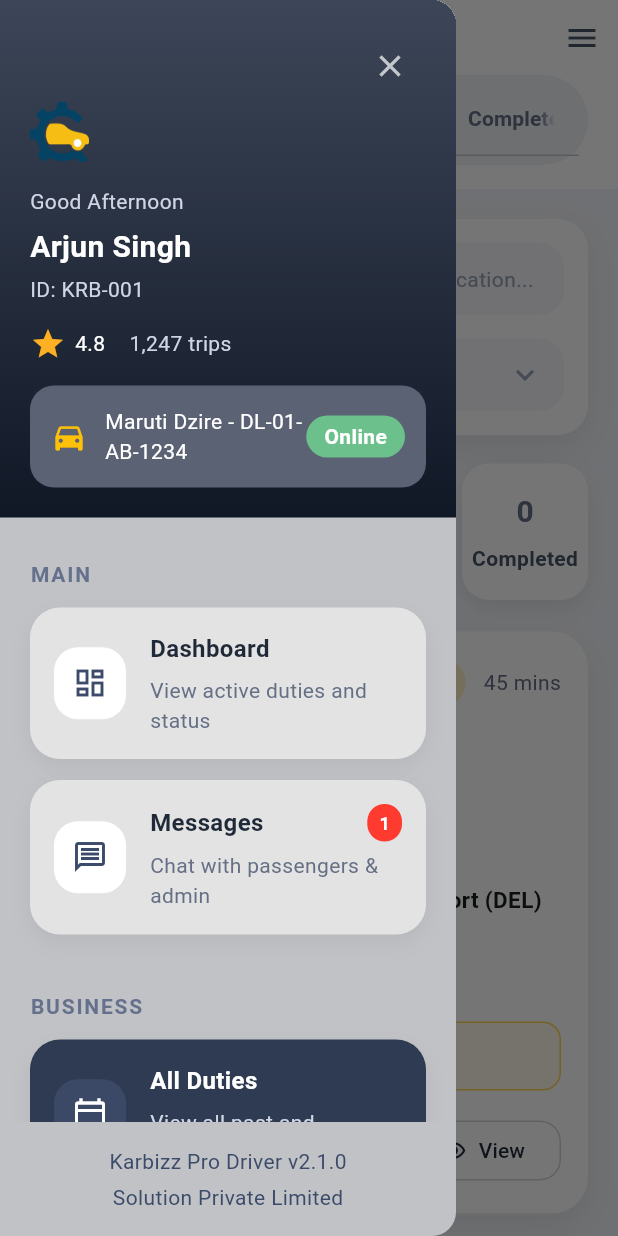
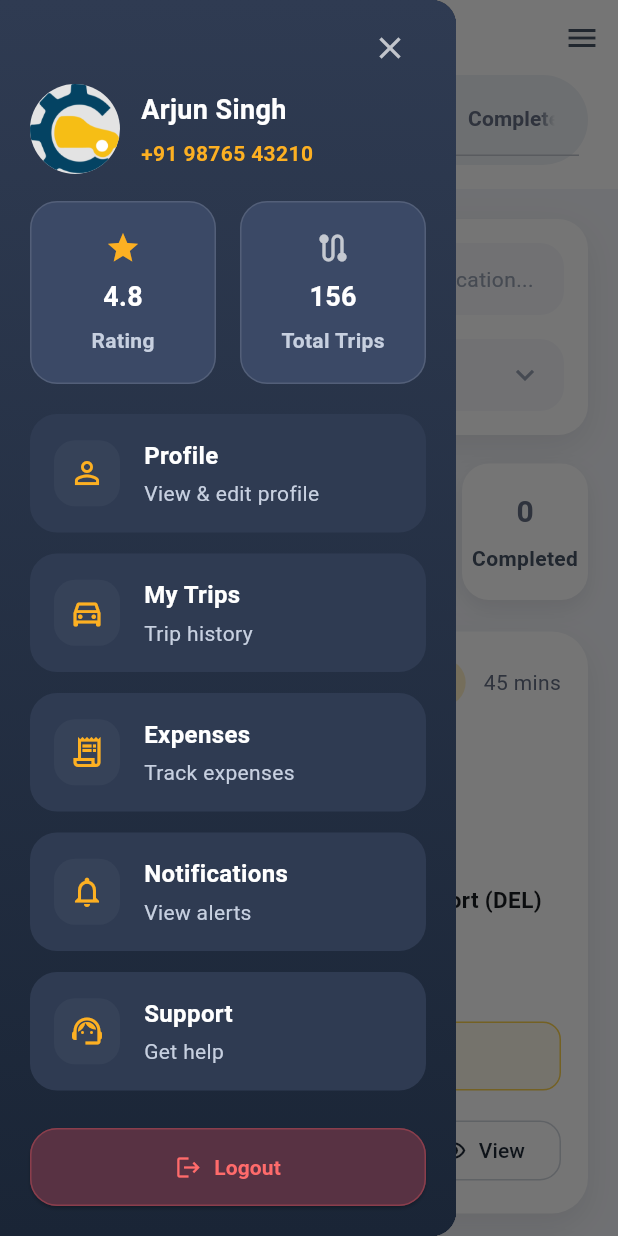
Before and after one commit to mindaptix/karbizz, a Flutter app: the AllDutiesScreen screen opened by its route, with the side drawer open, on a phone screen of 412 x 824 dp. Run offline on Flutter 3.47's test engine with Material 3 defaults, Android fonts, the phone set to English and light mode, and no system bars.

Commit message:
Redesign side navigation drawer

```diff
--- a/lib/screens/home/widgets/side_navigation_drawer.dart
+++ b/lib/screens/home/widgets/side_navigation_drawer.dart
@@ -24,19 +24,20 @@ class SideNavigationDrawer extends StatelessWidget {
   @override
   Widget build(BuildContext context) {
     return Drawer(
-      backgroundColor: const Color(0xffC0C2C6),
-      child: Column(
-        children: [
-          Container(
-            width: double.infinity,
-            padding: const EdgeInsets.all(20),
+      backgroundColor: const Color(0xff1A2536),
+      child: Container(
         decoration: const BoxDecoration(
           gradient: LinearGradient(
-                colors: [Color(0xff3D4658), Color(0xff101826)],
+            colors: [Color(0xff2F3B52), Color(0xff1A2536)],
             begin: Alignment.topCenter,
             end: Alignment.bottomCenter,
           ),
         ),
+        child: SafeArea(
+          child: Column(
+            children: [
+              Padding(
+                padding: const EdgeInsets.fromLTRB(20, 8, 20, 20),
                 child: Column(
                   crossAxisAlignment: CrossAxisAlignment.start,
                   children: [
@@ -47,256 +48,120 @@ class SideNavigationDrawer extends StatelessWidget {
                         onPressed: () => Navigator.of(context).pop(),
                       ),
                     ),
-                Image.asset('assets/logo.png', height: 40),
-                const SizedBox(height: 16),
-                const Text(
-                  'Good Afternoon',
-                  style: TextStyle(color: Color(0xffD0D6E3)),
+                    Row(
+                      children: [
+                        const CircleAvatar(
+                          radius: 30,
+                          backgroundImage: AssetImage('assets/logo.png'),
+                          backgroundColor: Color(0xffE3E3E3),
                         ),
-                const SizedBox(height: 6),
-                const Text(
+                        const SizedBox(width: 14),
+                        Column(
+                          crossAxisAlignment: CrossAxisAlignment.start,
+                          children: const [
+                            Text(
                               'Arjun Singh',
                               style: TextStyle(
                                 color: Colors.white,
-                    fontSize: 20,
-                    fontWeight: FontWeight.bold,
+                                fontSize: 18,
+                                fontWeight: FontWeight.w600,
                               ),
                             ),
-                const SizedBox(height: 4),
-                const Text(
-                  'ID: KRB-001',
-                  style: TextStyle(color: Color(0xffD0D6E3)),
-                ),
-                const SizedBox(height: 14),
-                Row(
-                  children: const [
-                    Icon(Icons.star, color: Color(0xffFDB022)),
-                    SizedBox(width: 6),
+                            SizedBox(height: 6),
                             Text(
-                      '4.8',
-                      style: TextStyle(color: Colors.white),
-                    ),
-                    SizedBox(width: 16),
-                    Text(
-                      '1,247 trips',
-                      style: TextStyle(color: Color(0xffD0D6E3)),
-                    ),
-                  ],
-                ),
-                const SizedBox(height: 16),
-                Container(
-                  padding: const EdgeInsets.all(14),
-                  decoration: BoxDecoration(
-                    color: const Color(0xff5A6274),
-                    borderRadius: BorderRadius.circular(16),
-                  ),
-                  child: Row(
-                    children: [
-                      const Icon(Icons.directions_car, color: Colors.amber),
-                      const SizedBox(width: 12),
-                      const Expanded(
-                        child: Text(
-                          'Maruti Dzire - DL-01-AB-1234',
-                          style: TextStyle(color: Colors.white),
-                        ),
-                      ),
-                      Container(
-                        padding: const EdgeInsets.symmetric(horizontal: 12, vertical: 4),
-                        decoration: BoxDecoration(
-                          color: const Color(0xff6CC08B),
-                          borderRadius: BorderRadius.circular(16),
-                        ),
-                        child: const Text(
-                          'Online',
+                              '+91 98765 43210',
                               style: TextStyle(
-                            color: Colors.white,
+                                color: Color(0xffFDB022),
                                 fontWeight: FontWeight.w600,
-                          ),
                               ),
                             ),
                           ],
                         ),
+                      ],
+                    ),
+                    const SizedBox(height: 18),
+                    Row(
+                      children: const [
+                        _StatCard(
+                          icon: Icons.star,
+                          iconColor: Color(0xffFDB022),
+                          value: '4.8',
+                          label: 'Rating',
+                        ),
+                        SizedBox(width: 16),
+                        _StatCard(
+                          icon: Icons.route,
+                          iconColor: Colors.white70,
+                          value: '156',
+                          label: 'Total Trips',
+                        ),
+                      ],
                     ),
                   ],
                 ),
               ),
               Expanded(
                 child: ListView(
-              padding: const EdgeInsets.all(20),
+                  padding: const EdgeInsets.symmetric(horizontal: 20),
                   children: [
-                const _DrawerSectionTitle(title: 'Main'),
-                _DrawerTile(
-                  icon: Icons.dashboard_outlined,
-                  title: 'Dashboard',
-                  subtitle: 'View active duties and status',
+                    _MenuTile(
+                      icon: Icons.person_outline,
+                      title: 'Profile',
+                      subtitle: 'View & edit profile',
                       isActive: currentRoute == Routes.home,
                       onTap: () => _navigateTo(context, Routes.home),
                     ),
-                const _DrawerTile(
-                  icon: Icons.message_outlined,
-                  title: 'Messages',
-                  subtitle: 'Chat with passengers & admin',
-                  badgeText: '1',
+                    const _MenuTile(
+                      icon: Icons.directions_car_outlined,
+                      title: 'My Trips',
+                      subtitle: 'Trip history',
                     ),
-                const SizedBox(height: 16),
-                const _DrawerSectionTitle(title: 'Business'),
-                _DrawerTile(
-                  icon: Icons.calendar_today_outlined,
-                  title: 'All Duties',
-                  subtitle: 'View all past and upcoming trips',
-                  isActive: currentRoute == Routes.allDuties,
-                  onTap: () => _navigateTo(context, Routes.allDuties),
-                ),
-                _DrawerTile(
+                    _MenuTile(
                       icon: Icons.receipt_long_outlined,
                       title: 'Expenses',
-                  subtitle: 'Track and manage costs',
+                      subtitle: 'Track expenses',
                       isActive: currentRoute == Routes.expenses,
                       onTap: () => _navigateTo(context, Routes.expenses),
                     ),
-                const _DrawerTile(
-                  icon: Icons.credit_card_outlined,
-                  title: 'Payments',
-                  subtitle: 'See payouts and settlements',
+                    const _MenuTile(
+                      icon: Icons.notifications_none,
+                      title: 'Notifications',
+                      subtitle: 'View alerts',
+                    ),
+                    const _MenuTile(
+                      icon: Icons.support_agent,
+                      title: 'Support',
+                      subtitle: 'Get help',
+                    ),
+                    const _MenuTile(
+                      icon: Icons.settings_outlined,
+                      title: 'Settings',
+                      subtitle: 'App preferences',
                     ),
                   ],
                 ),
               ),
               Padding(
-            padding: const EdgeInsets.symmetric(horizontal: 20, vertical: 16),
-            child: Column(
-              children: const [
-                Text(
-                  'Karbizz Pro Driver v2.1.0',
-                  style: TextStyle(color: Color(0xff3C4B69)),
-                ),
-                SizedBox(height: 4),
-                Text(
-                  'Solution Private Limited',
-                  style: TextStyle(color: Color(0xff3C4B69)),
-                ),
-              ],
+                padding: const EdgeInsets.all(20),
+                child: SizedBox(
+                  width: double.infinity,
+                  child: ElevatedButton.icon(
+                    style: ElevatedButton.styleFrom(
+                      backgroundColor: const Color(0xff583243),
+                      foregroundColor: const Color(0xffFF6B6B),
+                      padding: const EdgeInsets.symmetric(vertical: 16),
+                      shape: RoundedRectangleBorder(
+                        borderRadius: BorderRadius.circular(18),
+                        side: const BorderSide(color: Color(0xff8B3E4C)),
                       ),
                     ),
-        ],
-      ),
-    );
-  }
-}
-
-class _DrawerSectionTitle extends StatelessWidget {
-  const _DrawerSectionTitle({required this.title});
-
-  final String title;
-
-  @override
-  Widget build(BuildContext context) {
-    return Padding(
-      padding: const EdgeInsets.only(bottom: 12, top: 8),
-      child: Text(
-        title.toUpperCase(),
-        style: const TextStyle(
-          color: Color(0xff65708C),
-          fontWeight: FontWeight.w700,
-          letterSpacing: 1.2,
+                    onPressed: () {},
+                    icon: const Icon(Icons.logout),
+                    label: const Text(
+                      'Logout',
+                      style: TextStyle(fontWeight: FontWeight.w600),
                     ),
                   ),
-    );
-  }
-}
-
-class _DrawerTile extends StatelessWidget {
-  const _DrawerTile({
-    required this.icon,
-    required this.title,
-    required this.subtitle,
-    this.badgeText,
-    this.isActive = false,
-    this.onTap,
-  });
-
-  final IconData icon;
-  final String title;
-  final String subtitle;
-  final String? badgeText;
-  final bool isActive;
-  final VoidCallback? onTap;
-
-  @override
-  Widget build(BuildContext context) {
-    return Material(
-      color: Colors.transparent,
-      child: InkWell(
-        borderRadius: BorderRadius.circular(20),
-        onTap: onTap,
-        child: Container(
-          margin: const EdgeInsets.only(bottom: 14),
-          padding: const EdgeInsets.all(16),
-          decoration: BoxDecoration(
-            color: isActive ? const Color(0xff2F3B52) : const Color(0xffE3E3E3),
-            borderRadius: BorderRadius.circular(20),
-            boxShadow: [
-              BoxShadow(
-                color: Colors.black12.withOpacity(0.05),
-                blurRadius: 12,
-                offset: const Offset(0, 6),
-              ),
-            ],
-          ),
-          child: Row(
-            children: [
-              Container(
-                width: 48,
-                height: 48,
-                decoration: BoxDecoration(
-                  color: isActive ? const Color(0xff3B4966) : Colors.white,
-                  borderRadius: BorderRadius.circular(16),
-                ),
-                child: Icon(icon, color: isActive ? Colors.white : const Color(0xff3C4B69)),
-              ),
-              const SizedBox(width: 16),
-              Expanded(
-                child: Column(
-                  crossAxisAlignment: CrossAxisAlignment.start,
-                  children: [
-                    Row(
-                      children: [
-                        Expanded(
-                          child: Text(
-                            title,
-                            style: TextStyle(
-                              fontSize: 16,
-                              fontWeight: FontWeight.w600,
-                              color: isActive ? Colors.white : const Color(0xff1F2937),
-                            ),
-                          ),
-                        ),
-                        if (badgeText != null)
-                          Container(
-                            padding: const EdgeInsets.symmetric(horizontal: 8, vertical: 4),
-                            decoration: BoxDecoration(
-                              color: const Color(0xffFF3B30),
-                              borderRadius: BorderRadius.circular(12),
-                            ),
-                            child: Text(
-                              badgeText!,
-                              style: const TextStyle(
-                                color: Colors.white,
-                                fontSize: 12,
-                                fontWeight: FontWeight.bold,
-                              ),
-                            ),
-                          ),
-                      ],
-                    ),
-                    const SizedBox(height: 6),
-                    Text(
-                      subtitle,
-                      style: TextStyle(
-                        color: isActive ? const Color(0xffD0D6E3) : const Color(0xff667085),
-                      ),
-                    ),
-                  ],
                 ),
               ),
             ],
@@ -306,3 +171,124 @@ class _DrawerTile extends StatelessWidget {
     );
   }
 }
+
+class _StatCard extends StatelessWidget {
+  const _StatCard({
+    required this.icon,
+    required this.iconColor,
+    required this.value,
+    required this.label,
+  });
+
+  final IconData icon;
+  final Color iconColor;
+  final String value;
+  final String label;
+
+  @override
+  Widget build(BuildContext context) {
+    return Expanded(
+      child: Container(
+        padding: const EdgeInsets.symmetric(vertical: 18),
+        decoration: BoxDecoration(
+          color: const Color(0xff3B4966),
+          borderRadius: BorderRadius.circular(18),
+          border: Border.all(color: Colors.white12),
+        ),
+        child: Column(
+          children: [
+            Icon(icon, color: iconColor),
+            const SizedBox(height: 8),
+            Text(
+              value,
+              style: const TextStyle(
+                color: Colors.white,
+                fontSize: 18,
+                fontWeight: FontWeight.w600,
+              ),
+            ),
+            const SizedBox(height: 6),
+            Text(
+              label,
+              style: const TextStyle(
+                color: Color(0xffC7D0E0),
+                fontWeight: FontWeight.w600,
+              ),
+            ),
+          ],
+        ),
+      ),
+    );
+  }
+}
+
+class _MenuTile extends StatelessWidget {
+  const _MenuTile({
+    required this.icon,
+    required this.title,
+    required this.subtitle,
+    this.isActive = false,
+    this.onTap,
+  });
+
+  final IconData icon;
+  final String title;
+  final String subtitle;
+  final bool isActive;
+  final VoidCallback? onTap;
+
+  @override
+  Widget build(BuildContext context) {
+    return Padding(
+      padding: const EdgeInsets.only(bottom: 14),
+      child: Material(
+        color: Colors.transparent,
+        child: InkWell(
+          borderRadius: BorderRadius.circular(18),
+          onTap: onTap,
+          child: Container(
+            padding: const EdgeInsets.all(16),
+            decoration: BoxDecoration(
+              color: isActive ? const Color(0xff3B4966) : const Color(0xff2F3B52),
+              borderRadius: BorderRadius.circular(18),
+            ),
+            child: Row(
+              children: [
+                Container(
+                  width: 44,
+                  height: 44,
+                  decoration: BoxDecoration(
+                    color: const Color(0xff364258),
+                    borderRadius: BorderRadius.circular(14),
+                  ),
+                  child: Icon(icon, color: const Color(0xffFDB022)),
+                ),
+                const SizedBox(width: 16),
+                Expanded(
+                  child: Column(
+                    crossAxisAlignment: CrossAxisAlignment.start,
+                    children: [
+                      Text(
+                        title,
+                        style: const TextStyle(
+                          color: Colors.white,
+                          fontSize: 16,
+                          fontWeight: FontWeight.w600,
+                        ),
+                      ),
+                      const SizedBox(height: 4),
+                      Text(
+                        subtitle,
+                        style: const TextStyle(color: Color(0xffC7D0E0)),
+                      ),
+                    ],
+                  ),
+                ),
+              ],
+            ),
+          ),
+        ),
+      ),
+    );
+  }
+}
```
Lines whose indentation alone changed are shown as unchanged.
